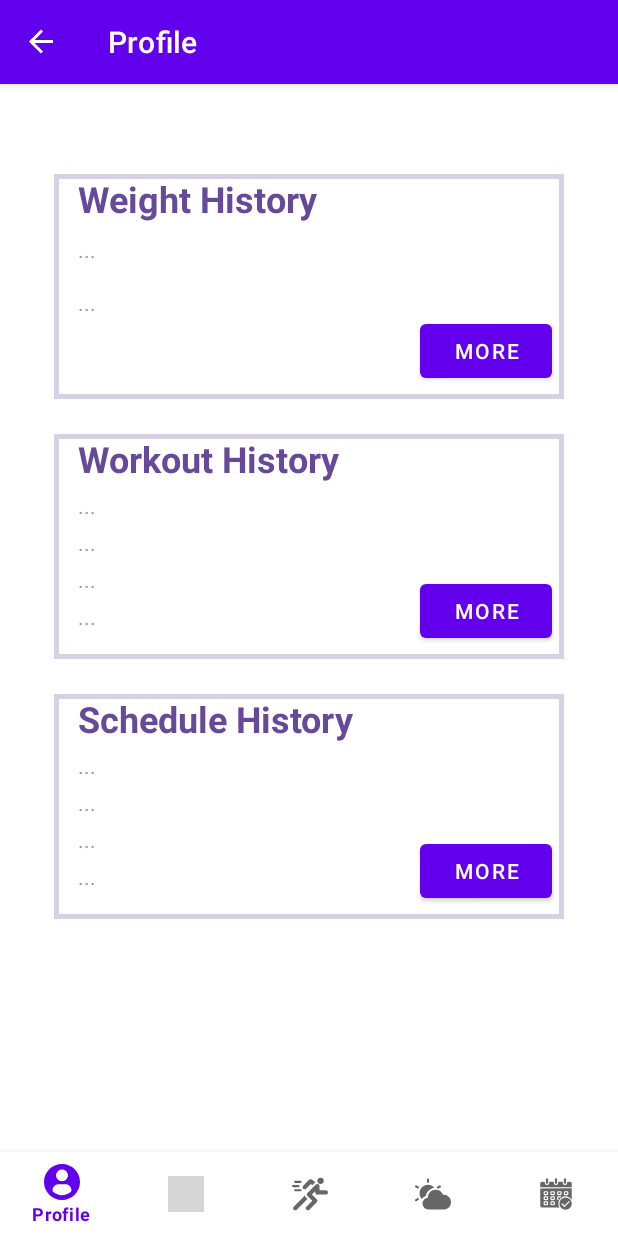
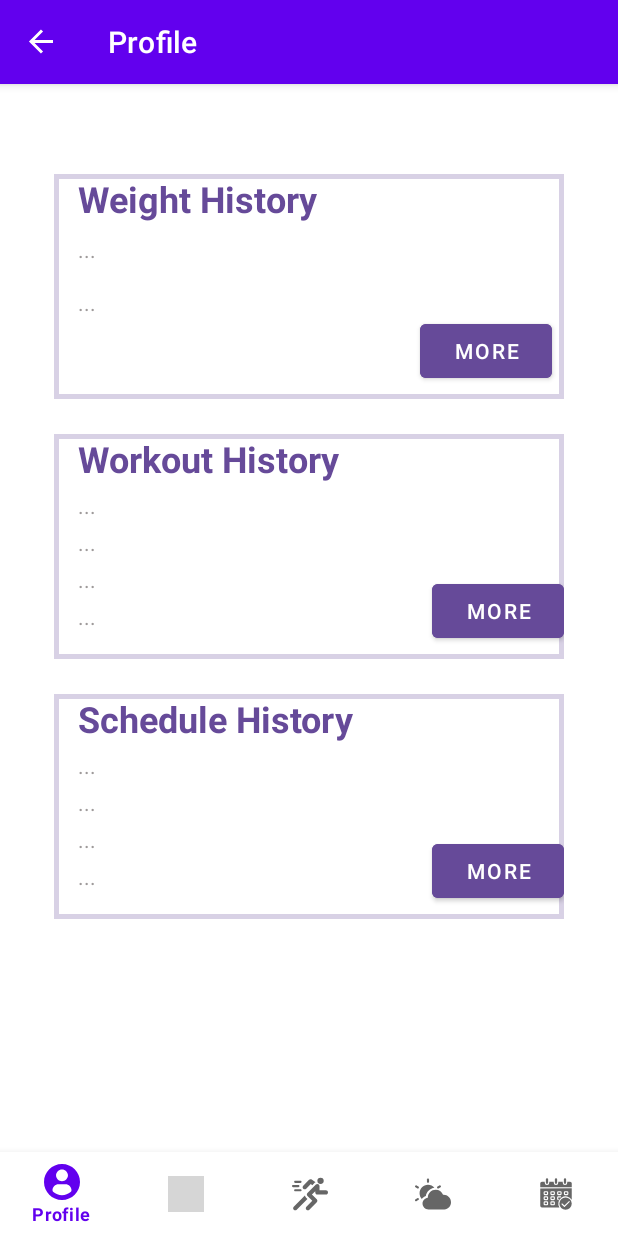
Before and after one commit to summoribundus/CZ2006Project, an Android app: the ProfileFragment screen opened through its navigation route, on a phone screen of 412 x 824 dp. Run offline under Robolectric (Android 15) with nearby library versions, the phone set to English and light mode, and no system bars; our stand-ins replace Firebase (no records; nobody signed in at launch, a user with empty details on screens opened directly), data binding, navigation-ui; 5 statements that could not run were skipped; grey boxes are pictures that could not be loaded.

Commit message:
UI update

```diff
--- a/app/src/main/java/com/example/tryonlysports/ui/weather/WeatherViewModel.kt
+++ b/app/src/main/java/com/example/tryonlysports/ui/weather/WeatherViewModel.kt
@@ -396,7 +396,7 @@ class WeatherViewModel(application: Application, val location: Location) : Andro
         if (_temperature.value!! in 27.0..32.0) {
             _heatWarningSuggestion.value = "Fatigue possible with prolonged activity."
         } else if (_temperature.value!! in 33.0..40.0) {
-            _heatWarningSuggestion.value = "Heatstroke possible with prolonged activity."
+            _heatWarningSuggestion.value = "Heatstroke possible with prolonged \nactivity."
         } else {
             _heatWarningSuggestion.value = "Not specific suggestion"
         }
--- a/app/src/main/res/layout/fragment_profile.xml
+++ b/app/src/main/res/layout/fragment_profile.xml
@@ -73,13 +73,12 @@
                 android:id="@+id/healthMore"
                 android:layout_width="wrap_content"
                 android:layout_height="wrap_content"
-            android:text="More"
                 android:layout_marginRight="8dp"
                 android:layout_marginBottom="8dp"
+                android:backgroundTint="#664A99"
+                android:text="More"
                 app:layout_constraintBottom_toBottomOf="@id/layout1"
-            app:layout_constraintRight_toRightOf="@id/layout1"
-            tools:layout_editor_absoluteX="227dp"
-            tools:layout_editor_absoluteY="65dp" />
+                app:layout_constraintRight_toRightOf="@id/layout1" />
 
     </androidx.constraintlayout.widget.ConstraintLayout>
 
@@ -161,13 +160,11 @@
             android:id="@+id/workoutMore"
             android:layout_width="wrap_content"
             android:layout_height="wrap_content"
+            android:layout_marginBottom="8dp"
+            android:backgroundTint="#664A99"
             android:text="More"
-            android:layout_marginEnd="8dp"
-            android:layout_marginBottom="8dp"
             app:layout_constraintBottom_toBottomOf="@id/layout2"
-            app:layout_constraintRight_toRightOf="@id/layout2"
-            tools:layout_editor_absoluteX="228dp"
-            tools:layout_editor_absoluteY="59dp" />
+            app:layout_constraintRight_toRightOf="@id/layout2" />
 
     </androidx.constraintlayout.widget.ConstraintLayout>
 
@@ -251,13 +248,11 @@
             android:id="@+id/scheduleMore"
             android:layout_width="wrap_content"
             android:layout_height="wrap_content"
+            android:layout_marginBottom="8dp"
+            android:backgroundTint="#664A99"
             android:text="More"
-            android:layout_marginEnd="8dp"
-            android:layout_marginBottom="8dp"
             app:layout_constraintBottom_toBottomOf="@id/layout3"
-            app:layout_constraintRight_toRightOf="@id/layout3"
-            tools:layout_editor_absoluteX="227dp"
-            tools:layout_editor_absoluteY="61dp" />
+            app:layout_constraintRight_toRightOf="@id/layout3" />
     </androidx.constraintlayout.widget.ConstraintLayout>
 
 
```
Also changed, not shown: app/src/main/res/layout/fragment_weather.xml (+4 -4 lines). Lines whose indentation alone changed are shown as unchanged.
